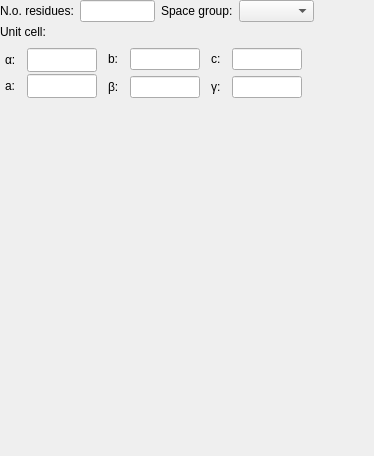
First picture: the form in Bricks/widgets/ui_files/Qt4_processing_widget_vertical_layout.ui, repository mxcube/mxcubeqt, before the edit.
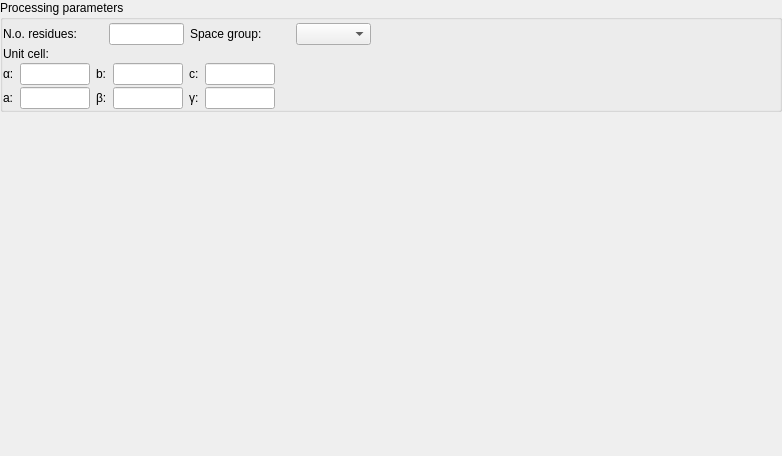
Second picture: the form after the edit.

```diff
--- a/Bricks/widgets/ui_files/Qt4_processing_widget_vertical_layout.ui
+++ b/Bricks/widgets/ui_files/Qt4_processing_widget_vertical_layout.ui
@@ -6,7 +6,7 @@
    <rect>
     <x>0</x>
     <y>0</y>
-    <width>374</width>
+    <width>782</width>
     <height>456</height>
    </rect>
   </property>
@@ -27,13 +27,40 @@
     <number>0</number>
    </property>
    <item>
-    <layout class="QHBoxLayout">
+    <widget class="QGroupBox" name="main_groupbox">
+     <property name="title">
+      <string>Processing parameters</string>
+     </property>
+     <layout class="QHBoxLayout" name="horizontalLayout">
      <property name="spacing">
+       <number>0</number>
+      </property>
+      <property name="leftMargin">
+       <number>0</number>
+      </property>
+      <property name="topMargin">
+       <number>3</number>
+      </property>
+      <property name="rightMargin">
+       <number>0</number>
+      </property>
+      <property name="bottomMargin">
+       <number>0</number>
+      </property>
+      <item>
+       <layout class="QVBoxLayout" name="verticalLayout_7">
+        <property name="spacing">
+         <number>2</number>
+        </property>
+        <property name="rightMargin">
+         <number>0</number>
+        </property>
+        <item>
+         <layout class="QHBoxLayout" name="horizontalLayout_2">
+          <property name="rightMargin">
       <number>20</number>
      </property>
      <item>
-      <layout class="QHBoxLayout">
-       <item>
         <widget class="QLabel" name="num_residues_label">
          <property name="text">
           <string>N.o. residues:</string>
@@ -85,46 +112,8 @@
          </property>
         </widget>
        </item>
-       <item>
-        <spacer name="horizontalSpacer">
-         <property name="orientation">
-          <enum>Qt::Horizontal</enum>
-         </property>
-         <property name="sizeHint" stdset="0">
-          <size>
-           <width>40</width>
-           <height>20</height>
-          </size>
-         </property>
-        </spacer>
-       </item>
-      </layout>
-     </item>
-     <item>
-      <spacer name="row_one_hspacer">
-       <property name="orientation">
-        <enum>Qt::Horizontal</enum>
-       </property>
-       <property name="sizeType">
-        <enum>QSizePolicy::Expanding</enum>
-       </property>
-       <property name="sizeHint" stdset="0">
-        <size>
-         <width>1</width>
-         <height>20</height>
-        </size>
-       </property>
-      </spacer>
-     </item>
-    </layout>
-   </item>
-   <item>
-    <layout class="QVBoxLayout">
-     <item>
-      <layout class="QHBoxLayout">
-       <property name="margin">
-        <number>0</number>
-       </property>
+         </layout>
+        </item>
        <item>
         <widget class="QLabel" name="unit_cell_heading">
          <property name="text">
@@ -136,24 +125,6 @@
         </widget>
        </item>
        <item>
-        <spacer name="unit_cell_spacer">
-         <property name="orientation">
-          <enum>Qt::Horizontal</enum>
-         </property>
-         <property name="sizeType">
-          <enum>QSizePolicy::Expanding</enum>
-         </property>
-         <property name="sizeHint" stdset="0">
-          <size>
-           <width>1</width>
-           <height>20</height>
-          </size>
-         </property>
-        </spacer>
-       </item>
-      </layout>
-     </item>
-     <item>
       <layout class="QHBoxLayout">
        <item>
         <layout class="QVBoxLayout" name="verticalLayout">
@@ -161,10 +132,10 @@
           <number>2</number>
          </property>
          <property name="leftMargin">
-          <number>5</number>
+             <number>0</number>
          </property>
          <property name="rightMargin">
-          <number>5</number>
+             <number>0</number>
          </property>
          <item>
           <widget class="QLabel" name="alpha_label">
@@ -193,6 +164,9 @@
          <property name="spacing">
           <number>2</number>
          </property>
+            <property name="sizeConstraint">
+             <enum>QLayout::SetDefaultConstraint</enum>
+            </property>
          <property name="leftMargin">
           <number>0</number>
          </property>
@@ -238,11 +212,14 @@
        </item>
        <item>
         <layout class="QVBoxLayout" name="verticalLayout_3">
+            <property name="spacing">
+             <number>2</number>
+            </property>
          <property name="leftMargin">
-          <number>5</number>
+             <number>0</number>
          </property>
          <property name="rightMargin">
-          <number>5</number>
+             <number>0</number>
          </property>
          <item>
           <widget class="QLabel" name="b_label">
@@ -268,6 +245,9 @@
        </item>
        <item>
         <layout class="QVBoxLayout" name="verticalLayout_4">
+            <property name="spacing">
+             <number>2</number>
+            </property>
          <property name="leftMargin">
           <number>0</number>
          </property>
@@ -307,11 +287,14 @@
        </item>
        <item>
         <layout class="QVBoxLayout" name="verticalLayout_5">
+            <property name="spacing">
+             <number>2</number>
+            </property>
          <property name="leftMargin">
-          <number>5</number>
+             <number>0</number>
          </property>
          <property name="rightMargin">
-          <number>5</number>
+             <number>0</number>
          </property>
          <item>
           <widget class="QLabel" name="c_label">
@@ -337,6 +320,9 @@
        </item>
        <item>
         <layout class="QVBoxLayout" name="verticalLayout_6">
+            <property name="spacing">
+             <number>2</number>
+            </property>
          <property name="leftMargin">
           <number>0</number>
          </property>
@@ -393,6 +379,22 @@
       </layout>
      </item>
     </layout>
+      </item>
+      <item>
+       <spacer name="horizontalSpacer_2">
+        <property name="orientation">
+         <enum>Qt::Horizontal</enum>
+        </property>
+        <property name="sizeHint" stdset="0">
+         <size>
+          <width>40</width>
+          <height>20</height>
+         </size>
+        </property>
+       </spacer>
+      </item>
+     </layout>
+    </widget>
    </item>
    <item>
     <spacer name="vpsacer">
```
Lines whose indentation alone changed are shown as unchanged.
